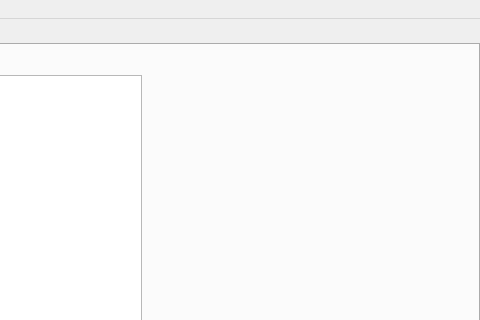
Before: the Qt Designer form mainwindow.ui in tnightingale/COMMAudio, drawn with Qt 5; both pictures show x 381 to 861 and y 0 to 320 of the 861 by 598 pixel window.
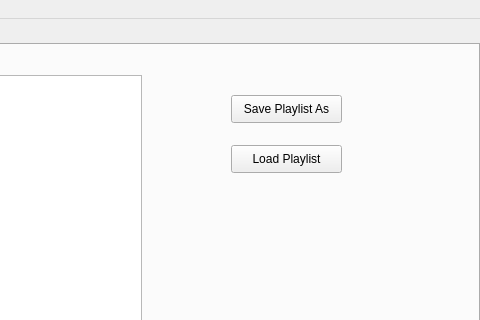
After: the same form once the commit is applied. The open tabs and pages were chosen to show the change.

Diff of the .ui file:
```diff
--- a/mainwindow.ui
+++ b/mainwindow.ui
@@ -201,6 +201,32 @@
        </rect>
       </property>
      </widget>
+     <widget class="QPushButton" name="savePlaylistButton">
+      <property name="geometry">
+       <rect>
+        <x>610</x>
+        <y>50</y>
+        <width>111</width>
+        <height>28</height>
+       </rect>
+      </property>
+      <property name="text">
+       <string>Save Playlist As</string>
+      </property>
+     </widget>
+     <widget class="QPushButton" name="loadPlaylistButton">
+      <property name="geometry">
+       <rect>
+        <x>610</x>
+        <y>100</y>
+        <width>111</width>
+        <height>28</height>
+       </rect>
+      </property>
+      <property name="text">
+       <string>Load Playlist</string>
+      </property>
+     </widget>
     </widget>
    </widget>
    <widget class="QPushButton" name="talkButton">
```
Left out of the diff: 2 changed lines with no effect on the pictures.
